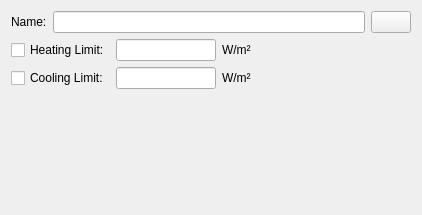
Qt form SIM-VICUS/src/SVDBZoneIdealHeatingCoolingEditWidget.ui (ghorwin/SIM-VICUS) before a commit.
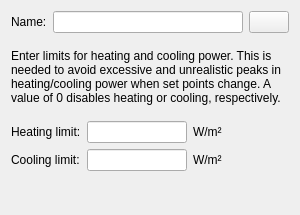
The same form after that commit. Custom widgets are drawn as their Qt base class.

Commit message: Improved input of heating/cooling power limits and efault handling in ProjectGenerator.

Patch:
```diff
--- a/SIM-VICUS/src/SVDBZoneIdealHeatingCoolingEditWidget.ui
+++ b/SIM-VICUS/src/SVDBZoneIdealHeatingCoolingEditWidget.ui
@@ -6,10 +6,16 @@
    <rect>
     <x>0</x>
     <y>0</y>
-    <width>422</width>
+    <width>300</width>
     <height>215</height>
    </rect>
   </property>
+  <property name="minimumSize">
+   <size>
+    <width>300</width>
+    <height>0</height>
+   </size>
+  </property>
   <property name="windowTitle">
    <string>Form</string>
   </property>
@@ -38,6 +44,48 @@
      </item>
     </layout>
    </item>
+   <item>
+    <spacer name="verticalSpacer_2">
+     <property name="orientation">
+      <enum>Qt::Vertical</enum>
+     </property>
+     <property name="sizeType">
+      <enum>QSizePolicy::Fixed</enum>
+     </property>
+     <property name="sizeHint" stdset="0">
+      <size>
+       <width>20</width>
+       <height>10</height>
+      </size>
+     </property>
+    </spacer>
+   </item>
+   <item>
+    <widget class="QLabel" name="label_3">
+     <property name="text">
+      <string>Enter limits for heating and cooling power. This is needed to avoid excessive and unrealistic peaks in heating/cooling power when set points change. A value of 0 disables heating or cooling, respectively.</string>
+     </property>
+     <property name="wordWrap">
+      <bool>true</bool>
+     </property>
+    </widget>
+   </item>
+   <item>
+    <spacer name="verticalSpacer_3">
+     <property name="orientation">
+      <enum>Qt::Vertical</enum>
+     </property>
+     <property name="sizeType">
+      <enum>QSizePolicy::Fixed</enum>
+     </property>
+     <property name="sizeHint" stdset="0">
+      <size>
+       <width>20</width>
+       <height>10</height>
+      </size>
+     </property>
+    </spacer>
+   </item>
    <item>
     <layout class="QGridLayout" name="gridLayout">
      <item row="1" column="2">
@@ -47,13 +95,6 @@
        </property>
       </widget>
      </item>
-     <item row="0" column="0">
-      <widget class="QCheckBox" name="checkBoxHeatingLimit">
-       <property name="text">
-        <string>Heating Limit:</string>
-       </property>
-      </widget>
-     </item>
      <item row="1" column="1">
       <widget class="QtExt::ValidatingLineEdit" name="lineEditCoolingLimit">
        <property name="maximumSize">
@@ -64,13 +105,6 @@
        </property>
       </widget>
      </item>
-     <item row="1" column="0">
-      <widget class="QCheckBox" name="checkBoxCoolingLimit">
-       <property name="text">
-        <string>Cooling Limit:</string>
-       </property>
-      </widget>
-     </item>
      <item row="0" column="1">
       <widget class="QtExt::ValidatingLineEdit" name="lineEditHeatingLimit">
        <property name="maximumSize">
@@ -101,6 +135,20 @@
        </property>
       </spacer>
      </item>
+     <item row="0" column="0">
+      <widget class="QLabel" name="label">
+       <property name="text">
+        <string>Heating limit:</string>
+       </property>
+      </widget>
+     </item>
+     <item row="1" column="0">
+      <widget class="QLabel" name="label_2">
+       <property name="text">
+        <string>Cooling limit:</string>
+       </property>
+      </widget>
+     </item>
     </layout>
    </item>
    <item>
```
The commit also changes 3 other files.
